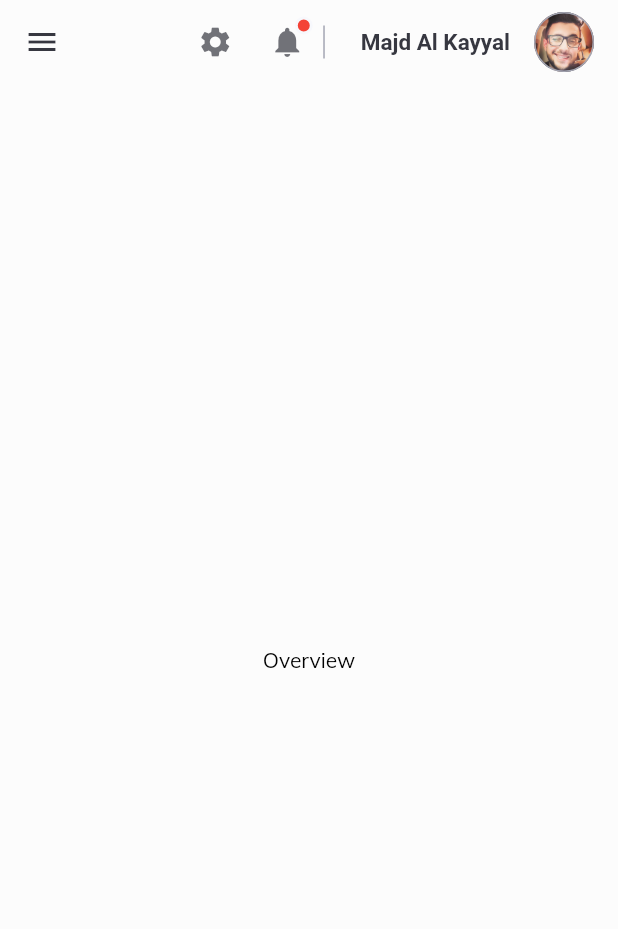
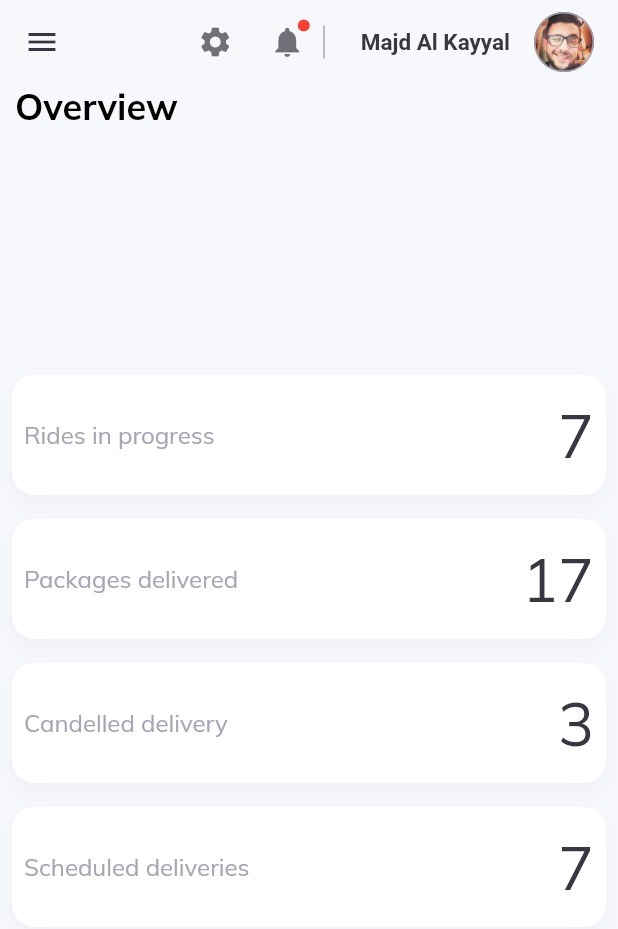
Before and after one commit to PortgasXDXMajd/MyAdminPanel, a Flutter app: the screen it shows after launch, on a phone screen of 412 x 824 dp. Shown: the top 929 px of the screen. Run offline on Flutter 3.47's test engine with Material 2 defaults, Android fonts, the light colour scheme and no system bars; our stand-ins replace get, google_fonts.

Commit message:
finishing the card widgets

```diff
--- a/lib/layout.dart
+++ b/lib/layout.dart
@@ -1,4 +1,5 @@
 import 'package:flutter/material.dart';
+import 'package:flutter_app/constants/colors.dart';
 import 'package:flutter_app/helpers/responsiveness.dart';
 import 'package:flutter_app/widgets/side-menu.dart';
 import 'package:flutter_app/widgets/top-nav.dart';
@@ -18,8 +19,9 @@ class _SiteLayoutState extends State<SiteLayout> {
         data: MediaQuery.of(context),
         child: Scaffold(
           key: scaffoldKey,
+          extendBodyBehindAppBar: true,
           appBar: topNavAppBar(context,scaffoldKey),
-          backgroundColor: Colors.black.withOpacity(0.01),
+          backgroundColor: light,
           drawer:ResponsiveWidget.isSmallScreen(context)?
           Drawer(
             child: SideMenu(),
--- a/lib/pages/overview.dart
+++ /dev/null
@@ -1,17 +0,0 @@
-import 'package:flutter/material.dart';
-
-class OverviewPage extends StatefulWidget {
-  @override
-  _OverviewPageState createState() => _OverviewPageState();
-}
-
-class _OverviewPageState extends State<OverviewPage> {
-  @override
-  Widget build(BuildContext context) {
-    return Container(
-      child: Center(
-        child: Text('Overview'),
-      ),
-    );
-  }
-}
--- /dev/null
+++ b/lib/pages/overview/overview.dart
@@ -0,0 +1,81 @@
+import 'package:flutter/cupertino.dart';
+import 'package:flutter/material.dart';
+import 'package:flutter_app/constants/controllers.dart';
+import 'package:flutter_app/helpers/responsiveness.dart';
+import 'package:flutter_app/pages/overview/widgets/info-card.dart';
+import 'package:flutter_app/pages/overview/widgets/overview-card-large.dart';
+import 'package:flutter_app/pages/overview/widgets/overview-card-medium.dart';
+import 'package:flutter_app/pages/overview/widgets/overview-card-small.dart';
+import 'package:flutter_app/widgets/CustomText.dart';
+import 'package:get/get.dart';
+
+class OverviewPage extends StatefulWidget {
+  @override
+  _OverviewPageState createState() => _OverviewPageState();
+}
+
+class _OverviewPageState extends State<OverviewPage> {
+  List<dynamic> infoCardData = [
+    {
+      "title":"Rides in progress",
+      "value":"7",
+      "color":Colors.orange,
+      "isActive":false,
+      "onTap":(){}
+    },
+    {
+      "title":"Packages delivered",
+      "value":"17",
+      "color":Colors.green,
+      "isActive":false,
+      "onTap":(){}
+    },
+    {
+      "title":"Candelled delivery",
+      "value":"3",
+      "color":Colors.red,
+      "isActive":false,
+      "onTap":(){}
+    },
+    {
+      "title":"Scheduled deliveries",
+      "value":"7",
+      "color":Colors.orange,
+      "isActive":false,
+      "onTap":(){}
+    },
+  ];
+
+
+  @override
+  Widget build(BuildContext context) {
+    return Column(
+      children: [
+        Obx(()=>Row(
+          children: [
+            Container(
+              margin:EdgeInsets.only(top: ResponsiveWidget.isSmallScreen(context)? 56 : 10, left: 10),
+              child: CustomText(text: menuController.activeItem.value,size: 24,weight: FontWeight.bold,),
+            )
+
+          ],
+        )),
+
+        SizedBox(height: 100,),
+
+        Expanded(
+          child: ListView(
+            children: [
+              if(ResponsiveWidget.isLargeScreen(context))
+                OverViewLargeCardWidget(data: infoCardData,)
+              else if(ResponsiveWidget.isMediumScreen(context))
+                OverviewMediumCardWidget(data: infoCardData,)
+              else
+                OverViewSmallCardWidget(data: infoCardData,)
+            ],
+          ),
+        )
+      ],
+    );
+  }
+}
--- /dev/null
+++ b/lib/pages/overview/widgets/info-card.dart
@@ -0,0 +1,192 @@
+import 'package:flutter/material.dart';
+import 'package:flutter_app/constants/colors.dart';
+import 'package:flutter_app/helpers/responsiveness.dart';
+import 'package:flutter_app/widgets/CustomText.dart';
+
+class InfoCard extends StatefulWidget {
+  final String title;
+  final String value;
+  final Color topColor;
+  final bool isActive;
+  final Function? onTap;
+  InfoCard({this.title='',this.value='',this.isActive = false,this.topColor=Colors.black,this.onTap});
+  @override
+  _InfoCardState createState() => _InfoCardState();
+}
+
+class _InfoCardState extends State<InfoCard> {
+  @override
+  Widget build(BuildContext context) {
+    if(!ResponsiveWidget.isSmallScreen(context)){
+      return LargeInfoCard(
+        title: widget.title,
+        value: widget.value,
+        topColor: widget.topColor,
+        onTap: widget.onTap,
+      );
+    }else{
+      return SmallInfoCard(
+        title: widget.title,
+        value: widget.value,
+        topColor: widget.topColor,
+        onTap: widget.onTap,
+      );
+    }
+  }
+}
+
+
+class LargeInfoCard extends StatefulWidget {
+  final String title;
+  final String value;
+  final Color topColor;
+  final Function? onTap;
+  LargeInfoCard({this.title='',this.value='',this.topColor=Colors.black,this.onTap});
+  @override
+  _LargeInfoCardState createState() => _LargeInfoCardState();
+}
+
+class _LargeInfoCardState extends State<LargeInfoCard> {
+  bool isActive = false;
+  @override
+  Widget build(BuildContext context) {
+    return Expanded(
+      child: InkWell(
+        onTap: (){
+          if(widget.onTap != null){
+            widget.onTap!();
+          }
+        },
+        onHover: (isHovering){
+          if(isHovering){
+            setState(() {
+              isActive = true;
+            });
+          }else{
+            setState(() {
+              isActive = false;
+            });
+          }
+
+        },
+        child: Container(
+          height: 136,
+          alignment: Alignment.center,
+          margin: EdgeInsets.symmetric(horizontal: 8),
+          decoration: BoxDecoration(
+            color: Colors.white,
+            boxShadow: [
+              /*BoxShadow(
+                offset: Offset(0,6),
+                color: isActive? lightGrey.withOpacity(0.3): lightGrey.withOpacity(0.1),
+                blurRadius: 5
+              )*/
+            ],
+            borderRadius: BorderRadius.circular(8),
+          ),
+          child: Column(
+            children: [
+              Row(
+                children: [
+                  Expanded(
+                      child: Container(
+                        decoration: BoxDecoration(
+                            color: widget.topColor,
+                            borderRadius: BorderRadius.circular(8)
+                        ),
+                        height: 10,
+
+                      )
+                  )
+                ],
+              ),
+              Expanded(child: Container()),
+              RichText(
+                textAlign: TextAlign.center,
+                text: TextSpan(
+                  children: [
+                    TextSpan(
+                        text: '${widget.title}\n',
+                        style: TextStyle(fontSize: 16,color: isActive? active:lightGrey)
+                    ),
+                    TextSpan(
+                        text: '${widget.value}',
+                        style: TextStyle(fontSize: 40,color: isActive? active:dark)
+                    ),
+
+                  ]
+                ),
+              ),
+              Expanded(child: Container()),
+
+
+
+            ],
+          ),
+
+        ),
+      ),
+    );
+  }
+}
+
+
+
+class SmallInfoCard extends StatefulWidget {
+  final String title;
+  final String value;
+  final Color topColor;
+  final Function? onTap;
+  SmallInfoCard({this.title='',this.value='',this.topColor=Colors.black,this.onTap});
+  @override
+  _SmallInfoCardState createState() => _SmallInfoCardState();
+}
+
+class _SmallInfoCardState extends State<SmallInfoCard> {
+  bool isActive = false;
+  @override
+  Widget build(BuildContext context) {
+    return InkWell(
+      onTap: (){
+        if(widget.onTap != null){
+          widget.onTap!();
+        }
+      },
+      onHover: (isHovering){
+        if(isHovering){
+          setState(() {
+            isActive = true;
+          });
+        }else{
+          setState(() {
+            isActive = false;
+          });
+        }
+
+      },
+      child: Container(
+        height: 80,
+        margin: EdgeInsets.all(8),
+        padding: EdgeInsets.all(8),
+        decoration: BoxDecoration(
+          color: Colors.white,
+          boxShadow: [
+            BoxShadow(
+                offset: Offset(0,6),
+                color: lightGrey.withOpacity(0.1),
+                blurRadius: 12
+            )
+          ],
+          borderRadius: BorderRadius.circular(15),
+        ),
+        child: Row(
+          children: [
+            CustomText(text: widget.title,size: 16,color: isActive? active:lightGrey,),
+            Expanded(child: Container()),
+            CustomText(text: widget.value,size: 40,color: isActive? active:dark),
+          ],
+        ),
+      ),
+    );
+  }
+}
--- /dev/null
+++ b/lib/pages/overview/widgets/overview-card-small.dart
@@ -0,0 +1,27 @@
+import 'package:flutter/material.dart';
+import 'package:flutter_app/pages/overview/widgets/info-card.dart';
+
+class OverViewSmallCardWidget extends StatefulWidget {
+
+  final List<dynamic>? data;
+  OverViewSmallCardWidget({this.data});
+
+
+  @override
+  _OverViewSmallCardWidgetState createState() => _OverViewSmallCardWidgetState();
+}
+
+class _OverViewSmallCardWidgetState extends State<OverViewSmallCardWidget> {
+  @override
+  Widget build(BuildContext context) {
+    return Column(
+      children: widget.data!.map((info) => InfoCard(
+        title: info['title'],
+        value: info['value'],
+        topColor: info['color'],
+        onTap: info['onTap'],
+        isActive: info['isActive'],
+      )).toList(),
+    );
+  }
+}
--- a/lib/routing/router.dart
+++ b/lib/routing/router.dart
@@ -2,7 +2,7 @@ import 'package:flutter/material.dart';
 import 'package:flutter_app/pages/authentication.dart';
 import 'package:flutter_app/pages/clients.dart';
 import 'package:flutter_app/pages/drivers.dart';
-import 'package:flutter_app/pages/overview.dart';
+import '../pages/overview/overview.dart';
 import 'package:flutter_app/routing/routes.dart';
 
 Route<dynamic> generateRoute(RouteSettings settings){
--- a/lib/widgets/top-nav.dart
+++ b/lib/widgets/top-nav.dart
@@ -25,7 +25,7 @@ AppBar topNavAppBar(BuildContext context, GlobalKey<ScaffoldState> key){
     title: Row(
       children: [
         Visibility(
-          visible: !ResponsiveWidget.isSmallScreen(context),
+          visible: ResponsiveWidget.isLargeScreen(context),
           child: CustomText(text: 'My Admin Panel', color: lightGrey, size: 20, weight: FontWeight.bold,),
         ),
         Expanded(child: Container()),
```
Also changed, not shown: lib/pages/authentication.dart (+16 -4 lines), lib/pages/clients.dart (+16 -5 lines), lib/pages/drivers.dart (+16 -4 lines), lib/pages/overview/widgets/overview-card-large.dart (added, +25 -0 lines), lib/pages/overview/widgets/overview-card-medium.dart (added, +56 -0 lines).
